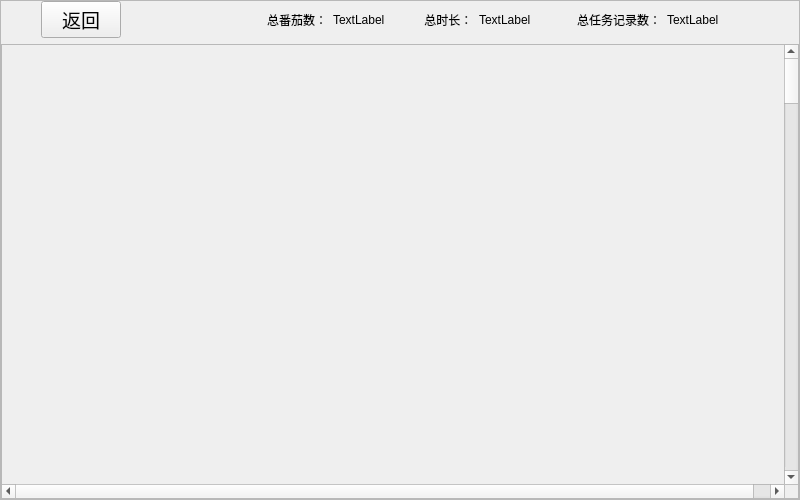
First picture: the form in TomClock_QtCreator/screenUi/historywindow.ui, repository MeoRinLime/TomClock, before the edit.
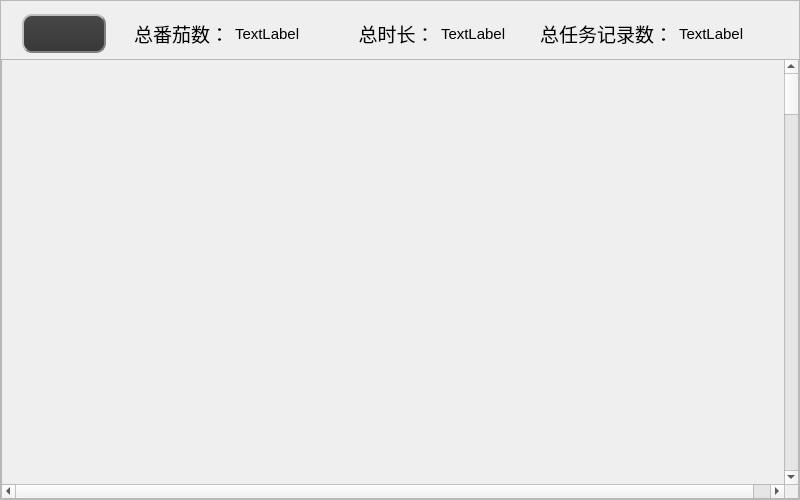
Second picture: the form after the edit. Icons and pictures are not drawn.

The edit to the form file:
```diff
--- a/TomClock_QtCreator/screenUi/historywindow.ui
+++ b/TomClock_QtCreator/screenUi/historywindow.ui
@@ -59,6 +59,22 @@
       </property>
       <item row="0" column="0">
        <layout class="QVBoxLayout" name="verticalLayout">
+        <item>
+         <spacer name="verticalSpacer">
+          <property name="orientation">
+           <enum>Qt::Vertical</enum>
+          </property>
+          <property name="sizeType">
+           <enum>QSizePolicy::Fixed</enum>
+          </property>
+          <property name="sizeHint" stdset="0">
+           <size>
+            <width>20</width>
+            <height>13</height>
+           </size>
+          </property>
+         </spacer>
+        </item>
         <item>
          <layout class="QHBoxLayout" name="horizontalLayout_3">
           <item>
@@ -83,11 +99,40 @@
              <widget class="QPushButton" name="backToMain">
               <property name="font">
                <font>
-                <pointsize>14</pointsize>
+                <pointsize>20</pointsize>
                </font>
               </property>
+              <property name="styleSheet">
+               <string notr="true">.QPushButton,.QToolButton{
+color:#DCDCDC;
+min-height:15px;
+background:qlineargradient(spread:pad,x1:0,y1:0,x2:0,y2:1,stop:0 #484848,stop:1 #383838);
+border:2px groove gray;
+border-radius:10px;
+padding:2px 4px;
+border-style: outset;
+}
+
+.QPushButton:hover,.QToolButton:hover{
+background:qlineargradient(spread:pad,x1:0,y1:0,x2:0,y2:1,stop:0 #646464,stop:1 #525252);
+}
+
+.QPushButton:pressed,.QToolButton:pressed{
+background:qlineargradient(spread:pad,x1:0,y1:0,x2:0,y2:1,stop:0 #484848,stop:1 #383838);
+}</string>
+              </property>
               <property name="text">
-               <string>返回</string>
+               <string/>
+              </property>
+              <property name="icon">
+               <iconset resource="../res.qrc">
+                <normaloff>:/images/resourse/images/Icons/Default_Color/back.png</normaloff>:/images/resourse/images/Icons/Default_Color/back.png</iconset>
+              </property>
+              <property name="iconSize">
+               <size>
+                <width>30</width>
+                <height>25</height>
+               </size>
               </property>
              </widget>
             </item>
@@ -109,6 +154,11 @@
             </item>
             <item>
              <widget class="QLabel" name="label_4">
+              <property name="font">
+               <font>
+                <pointsize>14</pointsize>
+               </font>
+              </property>
               <property name="text">
                <string>总番茄数：</string>
               </property>
@@ -118,6 +168,11 @@
           </item>
           <item>
            <widget class="QLabel" name="totalTomato">
+            <property name="font">
+             <font>
+              <pointsize>11</pointsize>
+             </font>
+            </property>
             <property name="text">
              <string>TextLabel</string>
             </property>
@@ -127,6 +182,11 @@
            <layout class="QHBoxLayout" name="horizontalLayout">
             <item>
              <widget class="QLabel" name="label_2">
+              <property name="font">
+               <font>
+                <pointsize>14</pointsize>
+               </font>
+              </property>
               <property name="text">
                <string>          总时长：</string>
               </property>
@@ -134,6 +194,11 @@
             </item>
             <item>
              <widget class="QLabel" name="totalTime">
+              <property name="font">
+               <font>
+                <pointsize>11</pointsize>
+               </font>
+              </property>
               <property name="text">
                <string>TextLabel</string>
               </property>
@@ -157,6 +222,11 @@
             </item>
             <item>
              <widget class="QLabel" name="label">
+              <property name="font">
+               <font>
+                <pointsize>14</pointsize>
+               </font>
+              </property>
               <property name="text">
                <string>总任务记录数：</string>
               </property>
@@ -164,6 +234,11 @@
             </item>
             <item>
              <widget class="QLabel" name="numOfTotal">
+              <property name="font">
+               <font>
+                <pointsize>11</pointsize>
+               </font>
+              </property>
               <property name="text">
                <string>TextLabel</string>
               </property>
```
